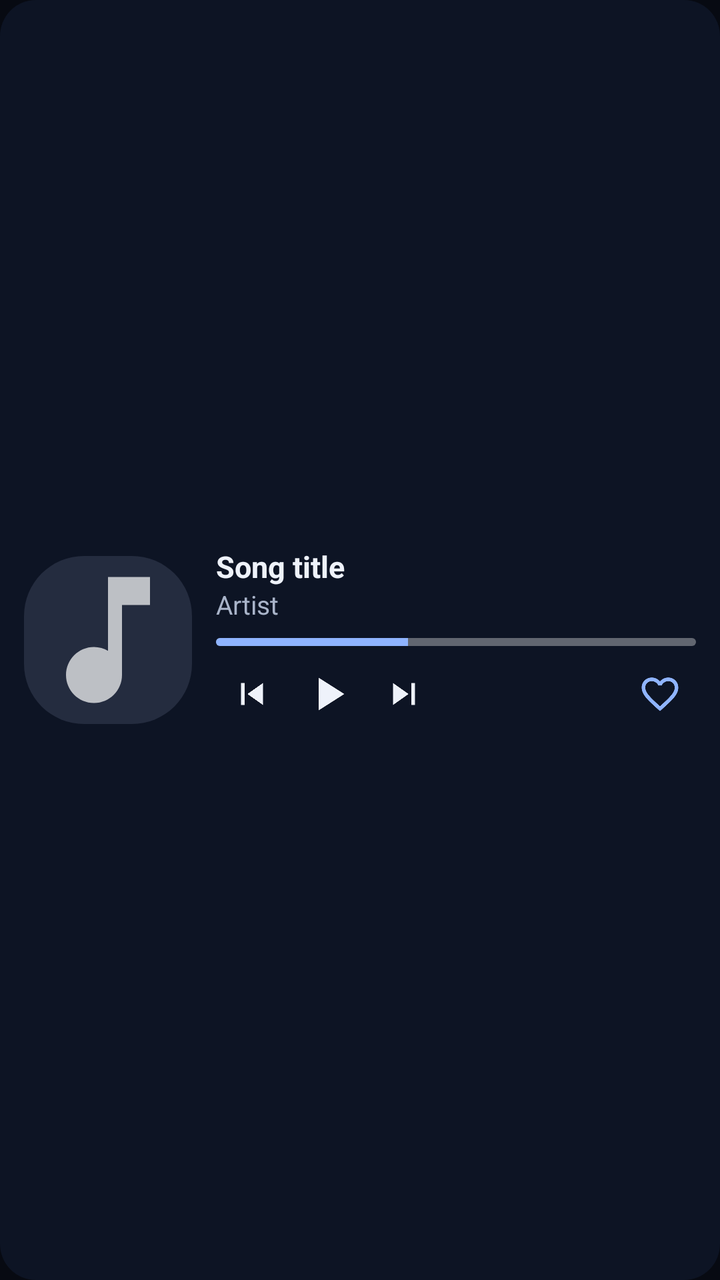
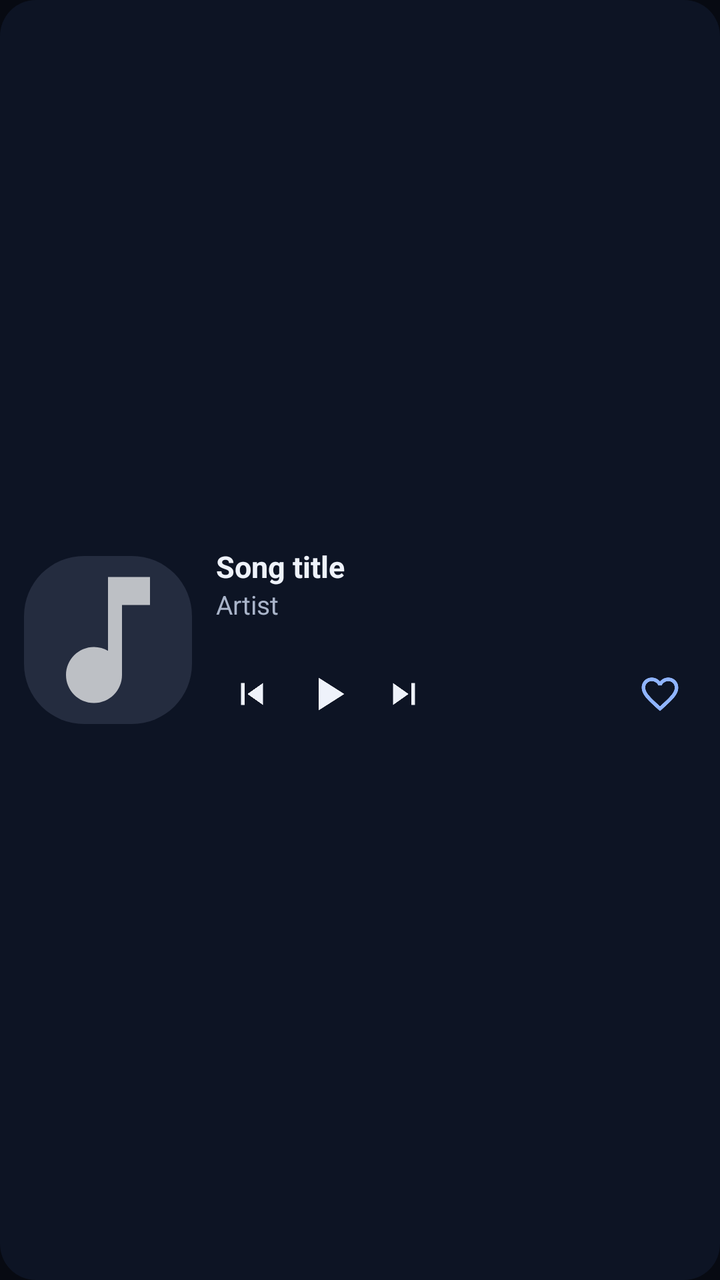

Two renders of the same Android screen: before a commit and after it. Below are the layout's source before the change and the commit's diff.
<!-- AndroidManifest.xml: application theme AppTheme -->
<!-- res/layout/widget_preview_medium.xml -->
<?xml version="1.0" encoding="utf-8"?>
<FrameLayout xmlns:android="http://schemas.android.com/apk/res/android"
    android:id="@+id/w_root"
    android:layout_width="match_parent"
    android:layout_height="match_parent">

    <ImageView
        android:id="@+id/w_bg"
        android:tint="#0d1424"
        android:layout_width="match_parent"
        android:layout_height="match_parent"
        android:importantForAccessibility="no"
        android:scaleType="fitXY"
        android:src="@drawable/widget_bg_r2" />

    <LinearLayout
        android:layout_width="match_parent"
        android:layout_height="match_parent"
        android:gravity="center_vertical"
        android:orientation="horizontal"
        android:padding="12dp">

        <ImageView
            android:id="@+id/w_cover"
            android:layout_width="84dp"
            android:layout_height="84dp"
            android:scaleType="centerCrop"
            android:src="@drawable/widget_cover_placeholder" />

        <LinearLayout
            android:layout_width="0dp"
            android:layout_height="match_parent"
            android:layout_marginStart="12dp"
            android:layout_weight="1"
            android:gravity="center_vertical"
            android:orientation="vertical">

            <TextView
                android:id="@+id/w_title"
                android:text="@string/widget_demo_title"
                android:textColor="#eef2fa"
                android:layout_width="match_parent"
                android:layout_height="wrap_content"
                android:ellipsize="end"
                android:maxLines="1"
                android:textSize="15sp"
                android:textStyle="bold" />

            <TextView
                android:id="@+id/w_artist"
                android:text="@string/widget_demo_artist"
                android:textColor="#a9b4c9"
                android:layout_width="match_parent"
                android:layout_height="wrap_content"
                android:ellipsize="end"
                android:maxLines="1"
                android:textSize="13sp" />

            <ProgressBar
                android:id="@+id/w_progress"
                style="?android:attr/progressBarStyleHorizontal"
                android:layout_width="match_parent"
                android:layout_height="4dp"
                android:layout_marginTop="8dp"
                android:max="1000"
                android:progress="400"
                android:progressTint="#8fb4ff"
                android:progressDrawable="@drawable/widget_progress_light" />

            <ProgressBar
                android:id="@+id/w_progress_dark"
                style="?android:attr/progressBarStyleHorizontal"
                android:layout_width="match_parent"
                android:layout_height="4dp"
                android:layout_marginTop="-4dp"
                android:max="1000"
                android:progressDrawable="@drawable/widget_progress_dark"
                android:visibility="gone" />

            <LinearLayout
                android:layout_width="match_parent"
                android:layout_height="wrap_content"
                android:layout_marginTop="4dp"
                android:gravity="center_vertical"
                android:orientation="horizontal">

                <ImageView
                    android:id="@+id/w_prev"
                android:tint="#eef2fa"
                    android:layout_width="36dp"
                    android:layout_height="36dp"
                    android:padding="7dp"
                    android:scaleType="fitCenter"
                    android:src="@drawable/ic_widget_prev" />

                <ImageView
                    android:id="@+id/w_play"
                android:tint="#eef2fa"
                    android:layout_width="40dp"
                    android:layout_height="40dp"
                    android:padding="6dp"
                    android:scaleType="fitCenter"
                    android:src="@drawable/ic_widget_play" />

                <ImageView
                    android:id="@+id/w_next"
                android:tint="#eef2fa"
                    android:layout_width="36dp"
                    android:layout_height="36dp"
                    android:padding="7dp"
                    android:scaleType="fitCenter"
                    android:src="@drawable/ic_widget_next" />

                <View
                    android:layout_width="0dp"
                    android:layout_height="1dp"
                    android:layout_weight="1" />

                <ImageView
                    android:id="@+id/w_like"
                android:tint="#8fb4ff"
                    android:layout_width="36dp"
                    android:layout_height="36dp"
                    android:padding="7dp"
                    android:scaleType="fitCenter"
                    android:src="@drawable/ic_widget_heart" />
            </LinearLayout>
        </LinearLayout>
    </LinearLayout>
</FrameLayout>
<!-- resources referenced by this layout -->
<resources>
  <!-- drawable ic_widget_next (drawable) -->
  <?xml version="1.0" encoding="utf-8"?>
  <vector xmlns:android="http://schemas.android.com/apk/res/android"
      android:width="24dp"
      android:height="24dp"
      android:viewportWidth="24"
      android:viewportHeight="24">
      <path
          android:fillColor="@android:color/white"
          android:pathData="M6,18l8.5,-6L6,6v12zM16,6v12h2V6h-2z" />
  </vector>
  <!-- drawable ic_widget_play (drawable) -->
  <?xml version="1.0" encoding="utf-8"?>
  <vector xmlns:android="http://schemas.android.com/apk/res/android"
      android:width="24dp"
      android:height="24dp"
      android:viewportWidth="24"
      android:viewportHeight="24">
      <path
          android:fillColor="@android:color/white"
          android:pathData="M8,5v14l11,-7z" />
  </vector>
  <!-- drawable ic_widget_prev (drawable) -->
  <?xml version="1.0" encoding="utf-8"?>
  <vector xmlns:android="http://schemas.android.com/apk/res/android"
      android:width="24dp"
      android:height="24dp"
      android:viewportWidth="24"
      android:viewportHeight="24">
      <path
          android:fillColor="@android:color/white"
          android:pathData="M6,6h2v12H6zM9.5,12l8.5,6V6z" />
  </vector>
  <!-- drawable widget_bg_r2 (drawable) -->
  <?xml version="1.0" encoding="utf-8"?>
  <shape xmlns:android="http://schemas.android.com/apk/res/android" android:shape="rectangle">
      <solid android:color="#FFFFFFFF" />
      <corners android:radius="18dp" />
  </shape>
  <!-- drawable widget_cover_placeholder (drawable) -->
  <?xml version="1.0" encoding="utf-8"?>
  <layer-list xmlns:android="http://schemas.android.com/apk/res/android">
      <item>
          <shape android:shape="rectangle">
              <solid android:color="#33808CA8" />
              <corners android:radius="10dp" />
          </shape>
      </item>
      <item android:gravity="center" android:width="28dp" android:height="28dp">
          <vector
              android:width="24dp"
              android:height="24dp"
              android:viewportWidth="24"
              android:viewportHeight="24">
              <path
                  android:fillColor="#B3FFFFFF"
                  android:pathData="M12,3v10.55c-0.59,-0.34 -1.27,-0.55 -2,-0.55 -2.21,0 -4,1.79 -4,4s1.79,4 4,4 4,-1.79 4,-4V7h4V3h-6z" />
          </vector>
      </item>
  </layer-list>
  <!-- drawable widget_progress_dark (drawable) -->
  <?xml version="1.0" encoding="utf-8"?>
  <layer-list xmlns:android="http://schemas.android.com/apk/res/android">
      <item android:id="@android:id/background">
          <shape android:shape="rectangle">
              <solid android:color="#40000000" />
              <corners android:radius="2dp" />
          </shape>
      </item>
      <item android:id="@android:id/progress">
          <clip>
              <shape android:shape="rectangle">
                  <solid android:color="#FF000000" />
                  <corners android:radius="2dp" />
              </shape>
          </clip>
      </item>
  </layer-list>
  <!-- drawable widget_progress_light (drawable) -->
  <?xml version="1.0" encoding="utf-8"?>
  <layer-list xmlns:android="http://schemas.android.com/apk/res/android">
      <item android:id="@android:id/background">
          <shape android:shape="rectangle">
              <solid android:color="#59FFFFFF" />
              <corners android:radius="2dp" />
          </shape>
      </item>
      <item android:id="@android:id/progress">
          <clip>
              <shape android:shape="rectangle">
                  <solid android:color="#FFFFFFFF" />
                  <corners android:radius="2dp" />
              </shape>
          </clip>
      </item>
  </layer-list>
  <string name="widget_demo_artist">Artist</string>
  <string name="widget_demo_title">Song title</string>
  <color name="colorPrimary">#070a12</color>
  <color name="colorPrimaryDark">#070a12</color>
  <color name="colorAccent">#8fb4ff</color>
  <color name="nocturne_background">#070a12</color>
  <!-- unchanged entries left out for length: 2 -->
</resources>

<!-- the commit's change to res/layout/widget_preview_medium.xml (unified diff, before → after) -->
@@ -58,7 +58,7 @@
 
             <ProgressBar
                 android:id="@+id/w_progress"
-                style="?android:attr/progressBarStyleHorizontal"
+                android:indeterminate="false"
                 android:layout_width="match_parent"
                 android:layout_height="4dp"
                 android:layout_marginTop="8dp"
@@ -69,7 +69,7 @@
 
             <ProgressBar
                 android:id="@+id/w_progress_dark"
-                style="?android:attr/progressBarStyleHorizontal"
+                android:indeterminate="false"
                 android:layout_width="match_parent"
                 android:layout_height="4dp"
                 android:layout_marginTop="-4dp"
@@ -111,7 +111,7 @@
                     android:scaleType="fitCenter"
                     android:src="@drawable/ic_widget_next" />
 
-                <View
+                <FrameLayout
                     android:layout_width="0dp"
                     android:layout_height="1dp"
                     android:layout_weight="1" />
<!-- resource entries referenced after the edit -->
@@ -48,17 +48,11 @@
               <corners android:radius="10dp" />
           </shape>
       </item>
-      <item android:gravity="center" android:width="28dp" android:height="28dp">
-          <vector
-              android:width="24dp"
-              android:height="24dp"
-              android:viewportWidth="24"
-              android:viewportHeight="24">
-              <path
-                  android:fillColor="#B3FFFFFF"
-                  android:pathData="M12,3v10.55c-0.59,-0.34 -1.27,-0.55 -2,-0.55 -2.21,0 -4,1.79 -4,4s1.79,4 4,4 4,-1.79 4,-4V7h4V3h-6z" />
-          </vector>
-      </item>
+      <item
+          android:width="28dp"
+          android:height="28dp"
+          android:drawable="@drawable/ic_widget_note"
+          android:gravity="center" />
   </layer-list>
   <!-- drawable widget_progress_dark (drawable) -->
   <?xml version="1.0" encoding="utf-8"?>
@@ -98,6 +92,17 @@
   </layer-list>
   <string name="widget_demo_artist">Artist</string>
   <string name="widget_demo_title">Song title</string>
+  <!-- drawable ic_widget_note (drawable) -->
+  <?xml version="1.0" encoding="utf-8"?>
+  <vector xmlns:android="http://schemas.android.com/apk/res/android"
+      android:width="24dp"
+      android:height="24dp"
+      android:viewportWidth="24"
+      android:viewportHeight="24">
+      <path
+          android:fillColor="#B3FFFFFF"
+          android:pathData="M12,3v10.55c-0.59,-0.34 -1.27,-0.55 -2,-0.55 -2.21,0 -4,1.79 -4,4s1.79,4 4,4 4,-1.79 4,-4V7h4V3h-6z" />
+  </vector>
   <color name="colorPrimary">#070a12</color>
   <color name="colorPrimaryDark">#070a12</color>
   <color name="colorAccent">#8fb4ff</color>
